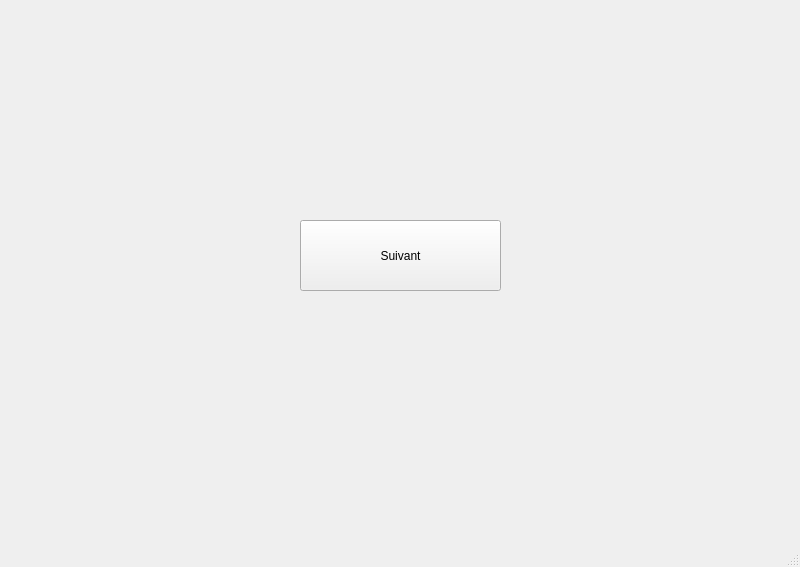
Old version of the form cdg/mainwindow.ui in the repository Di-mascio/Cdg.
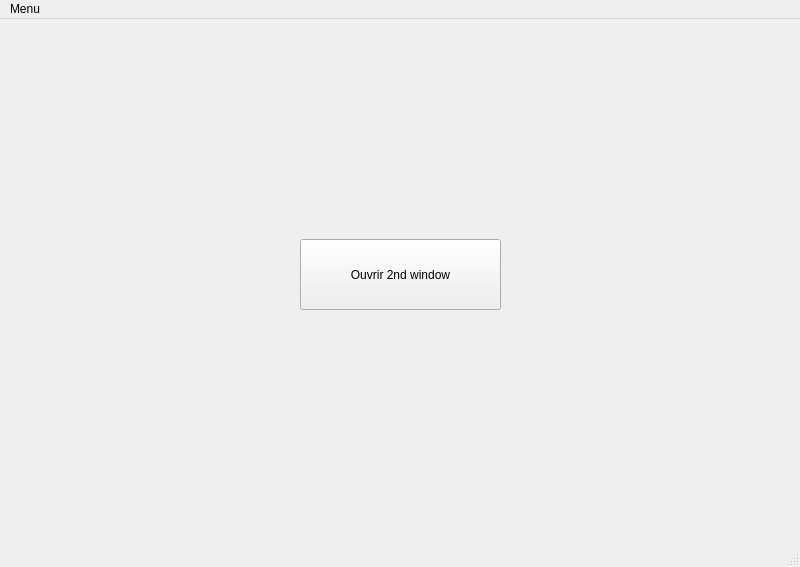
New version of the form. Icons and pictures are not drawn.

Commit message: partage de données entre fenêtres

What changed in the file:
```diff
--- a/cdg/mainwindow.ui
+++ b/cdg/mainwindow.ui
@@ -75,7 +75,7 @@
      </rect>
     </property>
     <property name="text">
-     <string>Suivant</string>
+     <string>Ouvrir 2nd window</string>
     </property>
    </widget>
    <widget class="QLabel" name="label4">
@@ -101,6 +101,15 @@
      <height>22</height>
     </rect>
    </property>
+   <widget class="QMenu" name="menuCalibrage">
+    <property name="title">
+     <string>Menu</string>
+    </property>
+    <addaction name="actionMesures"/>
+    <addaction name="actionCalibrage"/>
+    <addaction name="actionConfiguration_R_seau"/>
+   </widget>
+   <addaction name="menuCalibrage"/>
   </widget>
   <widget class="QStatusBar" name="statusbar"/>
  </widget>
```
Left out of the diff: 15 changed lines with no effect on the pictures. The commit also changes 6 other files.
